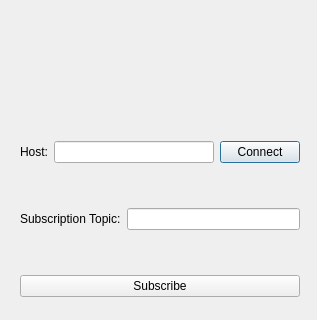
Before: the Qt Designer form qt/qtmqtt/examples/mqtt/subscriptions/subscribermenu.ui in FSBY668/Program, drawn with Qt 5; both pictures show x 0 to 317 and y 0 to 320 of the 317 by 549 pixel window.
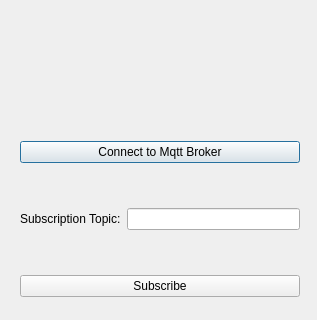
After: the same form once the commit is applied.

Diff of the .ui file:
```diff
--- a/qt/qtmqtt/examples/mqtt/subscriptions/subscribermenu.ui
+++ b/qt/qtmqtt/examples/mqtt/subscriptions/subscribermenu.ui
@@ -25,20 +25,10 @@
    <layout class="QVBoxLayout" name="verticalLayout">
     <item>
      <layout class="QHBoxLayout" name="horizontalLayout">
-      <item>
-       <widget class="QLabel" name="label_Static_Sub_Host">
-        <property name="text">
-         <string>Host:</string>
-        </property>
-       </widget>
-      </item>
-      <item>
-       <widget class="QLineEdit" name="lineEdit_Sub_Host"/>
-      </item>
       <item>
        <widget class="QPushButton" name="pushButton_Sub_Connect">
         <property name="text">
-         <string>Connect</string>
+         <string>Connect to Mqtt Broker</string>
         </property>
        </widget>
       </item>
```
